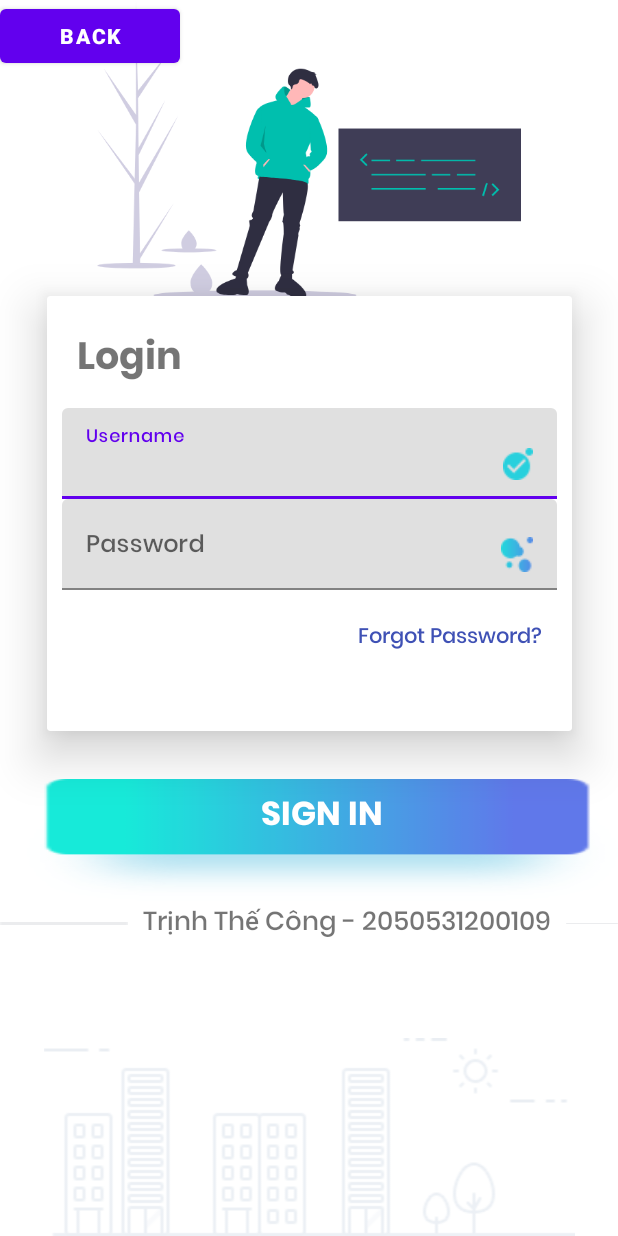
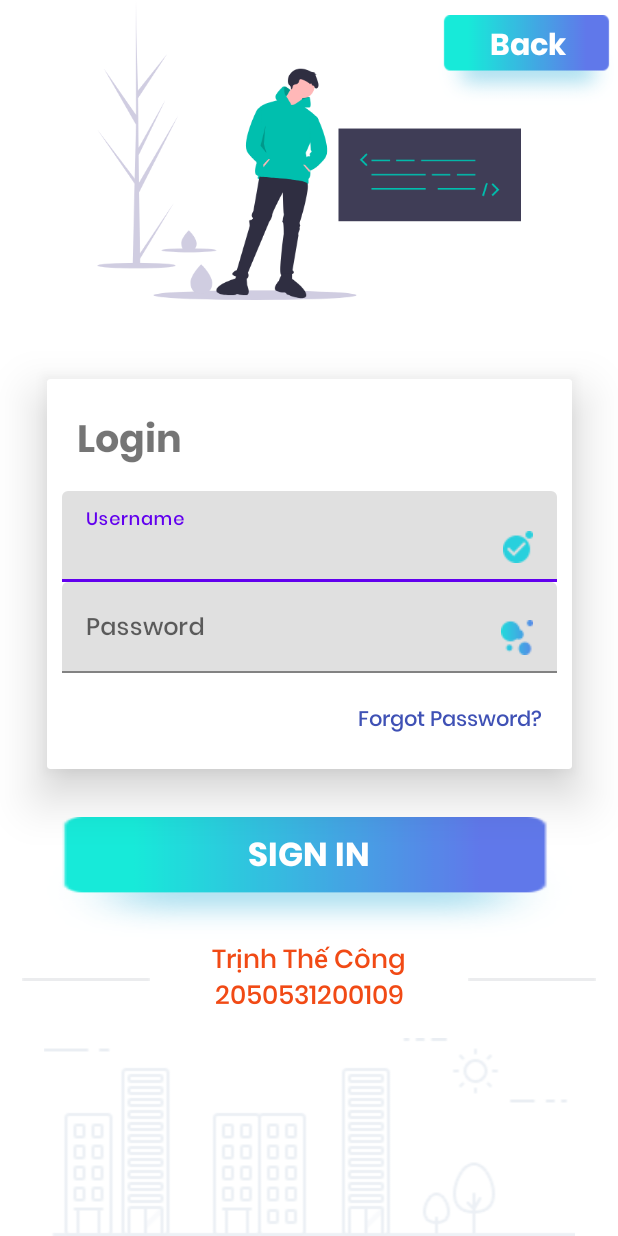
Before and after one commit to congit27/Android_App, an Android app: the ChildActivity screen opened directly, with no data from a screen before it, on a phone screen of 412 x 824 dp. Run offline under Robolectric (Android 15) with nearby library versions, the light colour scheme and no system bars.

Commit message:
update project

```diff
--- a/app/build.gradle
+++ b/app/build.gradle
@@ -32,6 +32,7 @@ dependencies {
     implementation 'androidx.appcompat:appcompat:1.5.0'
     implementation 'com.google.android.material:material:1.6.1'
     implementation 'androidx.constraintlayout:constraintlayout:2.1.4'
+    implementation 'de.hdodenhof:circleimageview:3.0.0'
     testImplementation 'junit:junit:4.13.2'
     androidTestImplementation 'androidx.test.ext:junit:1.1.3'
     androidTestImplementation 'androidx.test.espresso:espresso-core:3.4.0'
--- a/app/src/main/AndroidManifest.xml
+++ b/app/src/main/AndroidManifest.xml
@@ -18,10 +18,13 @@
             android:exported="true">
             <intent-filter>
                 <action android:name="android.intent.action.MAIN" />
+
                 <category android:name="android.intent.category.LAUNCHER" />
             </intent-filter>
         </activity>
-        <activity android:name=".ChildActivity"/>
+        <activity android:name=".ChildActivity" />
+        <activity android:name=".ListItemActivity"/>
+        <activity android:name=".DetailActivity"/>
     </application>
 
 </manifest>
--- a/app/src/main/java/com/android/intent_activity/ChildActivity.java
+++ b/app/src/main/java/com/android/intent_activity/ChildActivity.java
@@ -4,17 +4,19 @@ import android.content.Intent;
 import android.os.Bundle;
 import android.view.View;
 import android.widget.Button;
+import android.widget.TextView;
 
 import androidx.annotation.Nullable;
 import androidx.appcompat.app.AppCompatActivity;
 
 public class ChildActivity extends AppCompatActivity {
-    private Button backBtn;
+    private TextView backBtn, signBtn;
     @Override
     protected void onCreate(@Nullable Bundle savedInstanceState) {
         super.onCreate(savedInstanceState);
         setContentView(R.layout.activity_child);
-        backBtn = (Button) findViewById(R.id.backBtn);
+        backBtn = (TextView) findViewById(R.id.backBtn);
+        signBtn = (TextView) findViewById(R.id.signBtn);
 
         backBtn.setOnClickListener(new View.OnClickListener() {
             @Override
@@ -23,5 +25,13 @@ public class ChildActivity extends AppCompatActivity {
                 startActivity(intent);
             }
         });
+
+        signBtn.setOnClickListener(new View.OnClickListener() {
+            @Override
+            public void onClick(View v) {
+                Intent intent = new Intent(ChildActivity.this, ListItemActivity.class);
+                startActivity(intent);
+            }
+        });
     }
 }
--- a/app/src/main/res/layout/activity_child.xml
+++ b/app/src/main/res/layout/activity_child.xml
@@ -6,25 +6,43 @@
     android:layout_height="match_parent"
     tools:context=".MainActivity">
 
-    <Button
-        android:id="@+id/backBtn"
+
+
+    <RelativeLayout
         android:layout_width="120dp"
-        android:layout_height="wrap_content"
-        android:text="Back"
-        android:textStyle="bold"
-        app:layout_constraintStart_toStartOf="parent"
-        app:layout_constraintTop_toTopOf="parent"/>
+        android:layout_height="60dp"
+        android:layout_gravity="center_horizontal"
+        android:background="@drawable/button_back"
+        app:layout_constraintTop_toTopOf="parent"
+        app:layout_constraintEnd_toEndOf="parent"
+        android:layout_marginTop="10dp">
+
+        <TextView
+            android:id="@+id/backBtn"
+            android:layout_width="match_parent"
+            android:layout_height="wrap_content"
+            android:layout_alignParentStart="true"
+            android:layout_marginStart="0dp"
+            android:layout_marginTop="4dp"
+            android:fontFamily="@font/poppinsbold"
+            android:gravity="center"
+            android:text="Back"
+            android:textColor="#fff"
+            android:textSize="20sp" />
+
+    </RelativeLayout>
 
     <androidx.cardview.widget.CardView
         android:id="@+id/cardView"
         android:layout_width="350dp"
-        android:layout_height="290dp"
+        android:layout_height="260dp"
         app:cardElevation="20dp"
         app:layout_constraintBottom_toBottomOf="parent"
         app:layout_constraintEnd_toEndOf="parent"
         app:layout_constraintStart_toStartOf="parent"
         app:layout_constraintTop_toTopOf="parent"
-        app:layout_constraintVertical_bias="0.37">
+        app:layout_constraintVertical_bias="0.37"
+        android:layout_marginTop="70dp">
 
         <LinearLayout
             android:layout_width="match_parent"
@@ -85,29 +103,29 @@
 
     <LinearLayout
         android:id="@+id/linearLayout"
-        android:layout_width="match_parent"
+        android:layout_width="350dp"
         android:layout_height="wrap_content"
         android:layout_marginTop="32dp"
-        android:orientation="horizontal"
+        android:orientation="vertical"
         app:layout_constraintEnd_toEndOf="parent"
         app:layout_constraintStart_toStartOf="parent"
         app:layout_constraintTop_toBottomOf="@+id/cardView">
 
-        <View
-            android:layout_width="0dp"
-            android:layout_height="0dp"
-            android:layout_weight="1" />
+
 
         <RelativeLayout
-            android:layout_width="394dp"
+            android:layout_width="match_parent"
             android:layout_height="wrap_content"
             android:layout_gravity="center_horizontal"
             android:background="@drawable/button_back">
 
             <TextView
+                android:id="@+id/signBtn"
                 android:layout_width="match_parent"
                 android:layout_height="wrap_content"
-                android:layout_marginTop="6dp"
+                android:layout_alignParentStart="true"
+                android:layout_marginStart="0dp"
+                android:layout_marginTop="8dp"
                 android:fontFamily="@font/poppinsbold"
                 android:gravity="center"
                 android:text="SIGN IN"
@@ -124,7 +142,6 @@
         android:gravity="center"
         android:orientation="horizontal"
         app:layout_constraintEnd_toEndOf="parent"
-        app:layout_constraintHorizontal_bias="0.0"
         app:layout_constraintStart_toStartOf="parent"
         app:layout_constraintTop_toBottomOf="@+id/linearLayout">
 
@@ -134,12 +151,14 @@
             android:src="@drawable/rounded_rectangle" />
 
         <TextView
-            android:layout_width="wrap_content"
+            android:layout_width="200dp"
             android:layout_height="wrap_content"
-            android:layout_marginLeft="10dp"
-            android:layout_marginRight="10dp"
+            android:textAlignment="center"
+            android:layout_marginLeft="6dp"
+            android:layout_marginRight="6dp"
             android:fontFamily="@font/poppinsmedium"
-            android:text="Trịnh Thế Công - 2050531200109"
+            android:text="Trịnh Thế Công 2050531200109"
+            android:textColor="@color/textColor"
             android:textSize="17dp" />
 
         <ImageView
@@ -147,9 +166,6 @@
             android:layout_height="wrap_content"
             android:src="@drawable/rounded_rectangle" />
     </LinearLayout>
-
-
-
 
     <ImageView
         android:id="@+id/imageView"
--- a/app/src/main/res/values/colors.xml
+++ b/app/src/main/res/values/colors.xml
@@ -8,5 +8,5 @@
     <color name="black">#FF000000</color>
     <color name="white">#FFFFFFFF</color>
     <color name="primary">#77AE37</color>
-    <color name="textColor">#FFE821</color>
+    <color name="textColor">#F14A15</color>
 </resources>
```
Also changed, not shown: app/src/main/java/com/android/intent_activity/Course.java (added, +47 -0 lines), app/src/main/java/com/android/intent_activity/CourseAdapter.java (added, +73 -0 lines), app/src/main/java/com/android/intent_activity/DetailActivity.java (added, +31 -0 lines), app/src/main/java/com/android/intent_activity/ListItemActivity.java (added, +59 -0 lines), app/src/main/res/layout/activity_detail.xml (added, +9 -0 lines), app/src/main/res/layout/activity_detail_item.xml (added, +55 -0 lines), app/src/main/res/layout/activity_item.xml (added, +37 -0 lines), app/src/main/res/layout/activity_listcourse.xml (added, +70 -0 lines), app/src/main/res/layout/activity_main.xml (+12 -9 lines), app/src/main/res/drawable/apple.png (added), app/src/main/res/drawable/aspdotnet.png (added), app/src/main/res/drawable/background.jpg (added), app/src/main/res/drawable/php.png (added), app/src/main/res/drawable/react.png (added), 1 other file.
